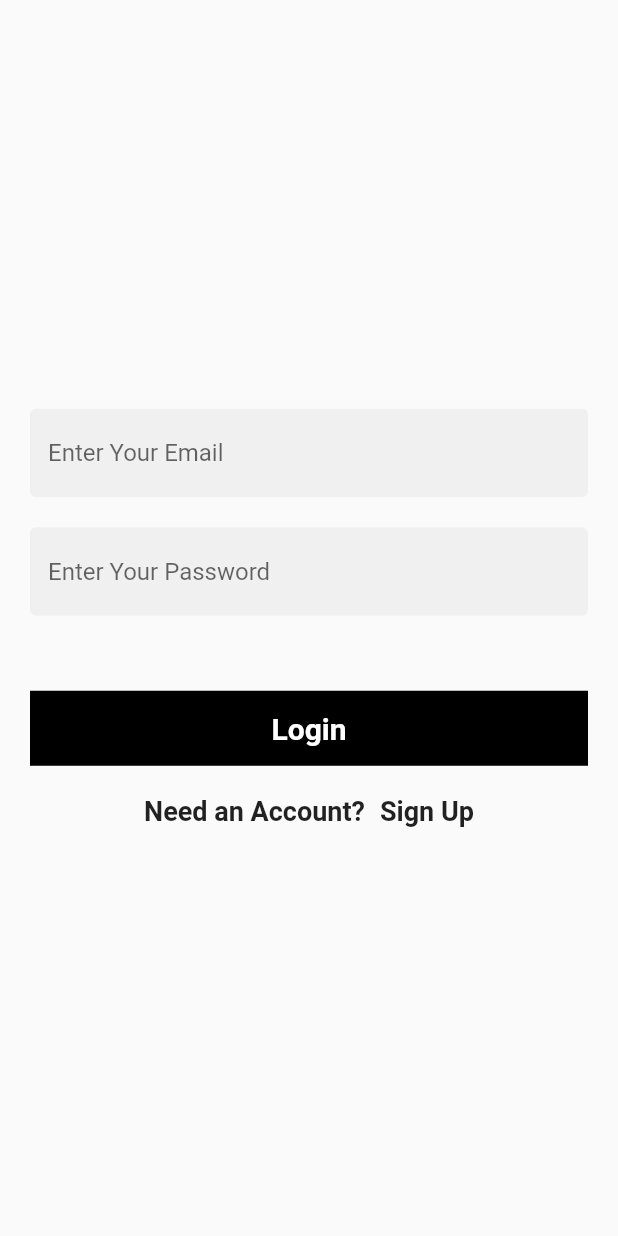
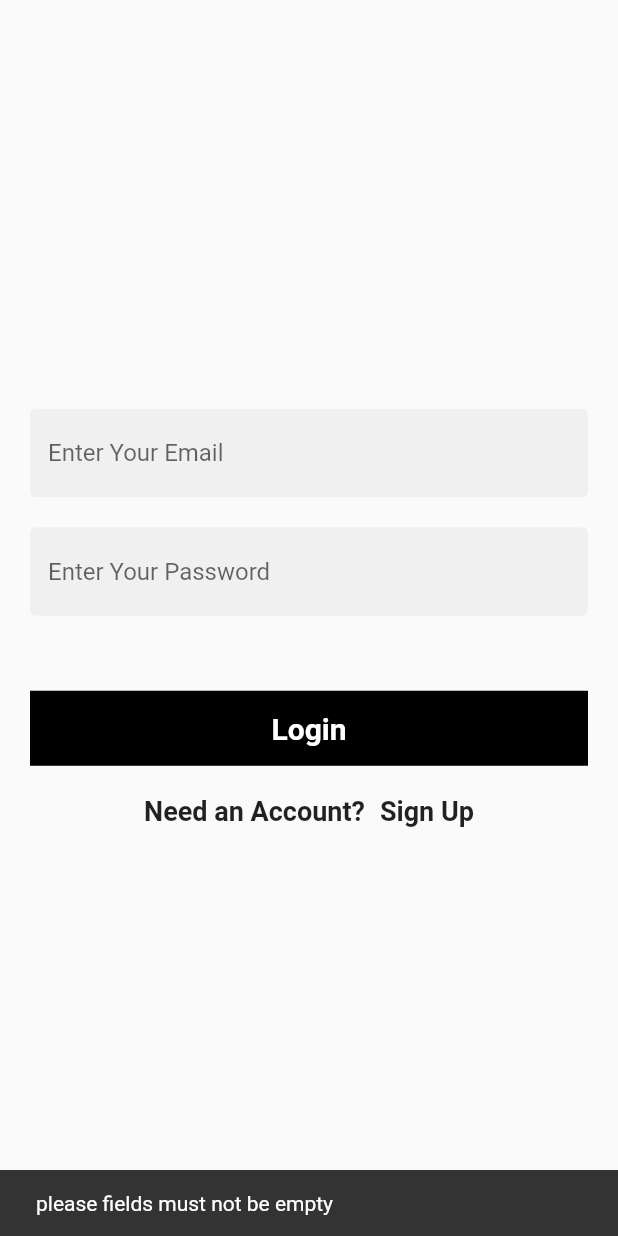
Before and after one commit to AyushKasera/ecommerce_app, a Flutter app: the screen it shows after launch, after a tap on "Login", on a phone screen of 412 x 824 dp. Run offline on Flutter 3.47's test engine with Material 2 defaults, Android fonts, the phone set to English and light mode, and no system bars; our stand-ins replace cloud_firestore, firebase_auth, firebase_core, firebase_storage, image_picker; accounts and stored records are empty; network calls fail.

Commit message:
login to Firebase

```diff
--- a/lib/controllers/auth_controller.dart
+++ b/lib/controllers/auth_controller.dart
@@ -1,8 +1,8 @@
 import 'dart:typed_data';
-
 import 'package:ecommerce_app/const.dart';
 import 'package:firebase_auth/firebase_auth.dart';
 import 'package:firebase_storage/firebase_storage.dart';
+import 'package:flutter/material.dart';
 import 'package:image_picker/image_picker.dart';
 
 class AuthController {
@@ -46,7 +46,7 @@ class AuthController {
         UserCredential cred = await firebaseAuth.createUserWithEmailAndPassword(
             email: email, password: password);
 
-      String downloadUrl=await  _uploadImageToStorage(image);
+        String downloadUrl = await _uploadImageToStorage(image);
 
         await fiebaseStore.collection('users').doc(cred.user!.uid).set({
           'fullName': full_name,
@@ -55,7 +55,7 @@ class AuthController {
           'image': downloadUrl,
         });
         print(cred.user!.email);
-        res = 'sucess';
+        res = 'success';
       } else {
         res = 'please fields must not be empty';
       }
@@ -65,4 +65,26 @@ class AuthController {
 
     return res;
   }
+
+//funtion to login Users
+  loginUsers(String email, String password) async {
+    String res = 'Some error occured';
+    try {
+      if (email.isNotEmpty && password.isNotEmpty) {
+        await firebaseAuth.signInWithEmailAndPassword(
+            email: email, password: password);
+        res = 'success';
+        print('you are now logged in');
+      } else {
+        res = 'please fields must not be empty';
+      }
+    } catch (e) {
+      res = e.toString();
+    }
+    return res;
+  }
 }
+
+showSnackBar(String contant, BuildContext context) {
+  ScaffoldMessenger.of(context).showSnackBar(SnackBar(content: Text(contant)));
+}
--- a/lib/views/screens/auth/login_screen.dart
+++ b/lib/views/screens/auth/login_screen.dart
@@ -1,9 +1,37 @@
 import 'package:ecommerce_app/const.dart';
+import 'package:ecommerce_app/controllers/auth_controller.dart';
+import 'package:ecommerce_app/views/screens/auth/bottom_navbar.dart';
 import 'package:ecommerce_app/views/screens/auth/signup_screen.dart';
 import 'package:flutter/material.dart';
 
-class LoginScreen extends StatelessWidget {
-  const LoginScreen({Key? key}) : super(key: key);
+class LoginScreen extends StatefulWidget {
+  @override
+  State<LoginScreen> createState() => _LoginScreenState();
+}
+
+class _LoginScreenState extends State<LoginScreen> {
+  final TextEditingController _emailConntroller = TextEditingController();
+
+  final TextEditingController _passwordController = TextEditingController();
+  bool _isLoading = false;
+  loginUsers() async {
+    setState(() {
+      _isLoading = true;
+    });
+
+    String res = await AuthController()
+        .loginUsers(_emailConntroller.text, _passwordController.text);
+    setState(() {
+      _isLoading = false;
+    });
+    if (res != 'success') {
+      return showSnackBar(res, context);
+    } else {
+      //Do nothing for now we dont want
+      Navigator.of(context)
+          .push(MaterialPageRoute(builder: (context) => BottomNavBar()));
+    }
+  }
 
   @override
   Widget build(BuildContext context) {
@@ -14,6 +42,7 @@ class LoginScreen extends StatelessWidget {
         mainAxisAlignment: MainAxisAlignment.center,
         children: [
           TextField(
+            controller: _emailConntroller,
             decoration: InputDecoration(
                 filled: true,
                 hintText: 'Enter Your Email',
@@ -25,6 +54,8 @@ class LoginScreen extends StatelessWidget {
             height: 20,
           ),
           TextField(
+            obscureText: true,
+            controller: _passwordController,
             decoration: InputDecoration(
                 filled: true,
                 hintText: 'Enter Your Password',
@@ -44,9 +75,15 @@ class LoginScreen extends StatelessWidget {
             child: Center(
               child: InkWell(
                 onTap: () {
-                  print('You are now loged in');
+                  loginUsers();
+                  _emailConntroller.clear();
+                  _passwordController.clear();
                 },
-                child: Text(
+                child: _isLoading
+                    ? Center(
+                        child: CircularProgressIndicator(color: Colors.white),
+                      )
+                    : Text(
                         'Login',
                         style: TextStyle(
                           color: textButtonColor,
```
Also changed, not shown: lib/views/screens/auth/bottom_navbar.dart (added, +15 -0 lines), lib/views/screens/auth/signup_screen.dart (+35 -10 lines). Lines whose indentation alone changed are shown as unchanged.
